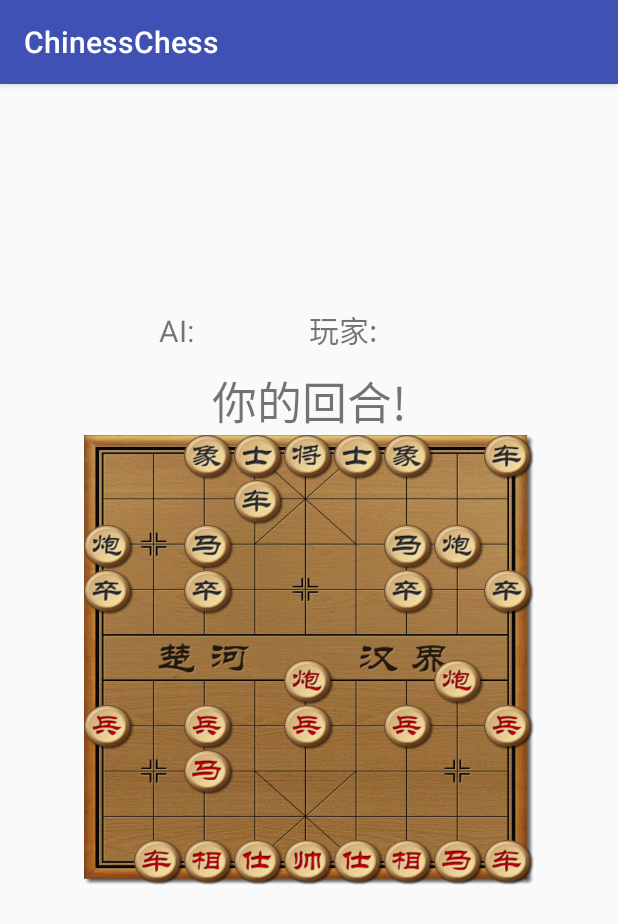
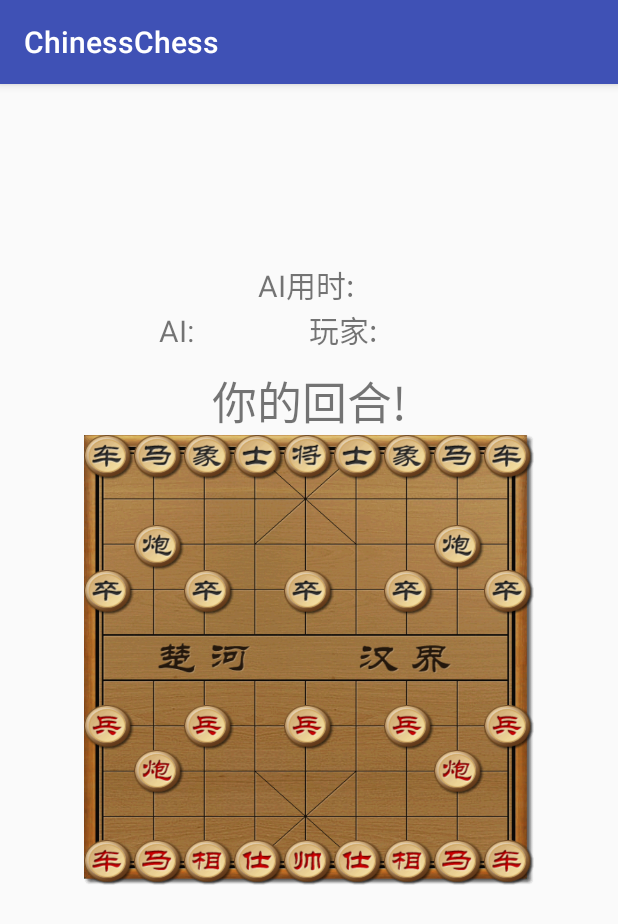
Before and after one commit to chent86/ChineseChess, an Android app: the screen it shows after launch (MainActivity), on a phone screen of 412 x 824 dp. Shown: the top 924 px of the screen. Run offline under Robolectric (Android 15) with nearby library versions, the phone set to English and light mode, and no system bars; libraries missing offline, so code that uses them is left out: rx.android.schedulers, rx.schedulers; 1 statement that could not run was skipped.

Commit message:
start to add another evaluation

```diff
--- a/app/src/main/java/com/example/ct/chinesschess/MainActivity.java
+++ b/app/src/main/java/com/example/ct/chinesschess/MainActivity.java
@@ -14,7 +14,9 @@ import android.widget.Toast;
 
 import org.w3c.dom.Text;
 
+import java.sql.Time;
 import java.util.ArrayList;
+import java.util.Calendar;
 
 import rx.Observable;
 import rx.Subscriber;
@@ -27,6 +29,7 @@ public class MainActivity extends AppCompatActivity {
     boolean over = false;
     Subscriber subscriber;
     AI m_AI = new AI();
+    int last_time;
     void set_info() {
         TextView tv = findViewById(R.id.info);
         if(my_turn) {
@@ -43,31 +46,31 @@ public class MainActivity extends AppCompatActivity {
             result[i] = Integer.parseInt(s[i]);
         return result;
     }
-//    private int[] board = {
-//            1, 3, 5, 7,16, 8, 6, 4, 2,
-//            0, 0, 0, 0, 0, 0, 0, 0, 0,
-//            0, 9, 0, 0, 0, 0, 0,10, 0,
-//            11, 0,12, 0,13, 0,14, 0,15,
-//            0, 0, 0, 0, 0, 0, 0, 0, 0,
-//            0, 0, 0, 0, 0, 0, 0, 0, 0,
-//            27, 0,28, 0,29, 0,30, 0,31,
-//            0,25, 0, 0, 0, 0, 0,26, 0,
-//            0, 0, 0, 0, 0, 0, 0, 0, 0,
-//            17,19,21,23,32,24,22,20,18
-//    };
-private int[] board = {
-	       0, 0, 5, 7,16, 8, 6, 0, 2,
-	       0, 0, 0, 1, 0, 0, 0, 0, 0,
-	       9, 0, 3, 0, 0, 0, 4,10, 0,
-	       11, 0,12, 0,0, 0,14, 0,15,
-	       0, 0, 0, 0, 0, 0, 0, 0, 0,
-	       0, 0, 0, 0, 25, 0, 0, 26, 0,
-	       27, 0,28, 0,29, 0,30, 0,31,
-	       0,0, 19, 0, 0, 0, 0,0, 0,
-	       0, 0, 0, 0, 0, 0, 0, 0, 0,
-	       0,17,21,23,32,24,22,20,18
-
-};
+    private int[] board = {
+            1, 3, 5, 7,16, 8, 6, 4, 2,
+            0, 0, 0, 0, 0, 0, 0, 0, 0,
+            0, 9, 0, 0, 0, 0, 0,10, 0,
+            11, 0,12, 0,13, 0,14, 0,15,
+            0, 0, 0, 0, 0, 0, 0, 0, 0,
+            0, 0, 0, 0, 0, 0, 0, 0, 0,
+            27, 0,28, 0,29, 0,30, 0,31,
+            0,25, 0, 0, 0, 0, 0,26, 0,
+            0, 0, 0, 0, 0, 0, 0, 0, 0,
+            17,19,21,23,32,24,22,20,18
+    };
+//private int[] board = {
+//	       0, 0, 5, 7,16, 8, 6, 0, 2,
+//	       0, 0, 0, 1, 0, 0, 0, 0, 0,
+//	       9, 0, 3, 0, 0, 0, 4,10, 0,
+//	       11, 0,12, 0,0, 0,14, 0,15,
+//	       0, 0, 0, 0, 0, 0, 0, 0, 0,
+//	       0, 0, 0, 0, 25, 0, 0, 26, 0,
+//	       27, 0,28, 0,29, 0,30, 0,31,
+//	       0,0, 19, 0, 0, 0, 0,0, 0,
+//	       0, 0, 0, 0, 0, 0, 0, 0, 0,
+//	       0,17,21,23,32,24,22,20,18
+//
+//};
     int[] AI_result;
     void init_board() {
         ConstraintLayout c = findViewById(R.id.board);
@@ -123,6 +126,10 @@ private int[] board = {
         subscriber = new Subscriber<String>() {
             @Override
             public void onNext(String s) {
+                Calendar calendar = Calendar.getInstance();
+                int spent = calendar.get(Calendar.SECOND)-last_time;
+                TextView tv = findViewById(R.id.spent_time);
+                tv.setText("AI用时: "+spent+"s");
                 int from_index = 0, to_index = 0;
                 for(int i = 0; i < AI_result.length; i++) {
                     if(AI_result[i] != board[i]) {
@@ -415,10 +422,20 @@ private int[] board = {
                     game_over(board);
                     if(over)
                         return;
+                    Calendar calendar = Calendar.getInstance();
+                    last_time = calendar.get(Calendar.SECOND);
                     Observable observable = Observable.create(new Observable.OnSubscribe<String>() {
                         @Override
                         public void call(final Subscriber<? super String> subscriber) {
-                            node root =m_AI.a_b(board);
+                            int count = 0;
+                            for(int i = 0; i < 90; i++)
+                                if(board[i] != 0)
+                                    count++;
+                            node root = null;
+//                            if(count%2 != 0 )
+//                                root =m_AI.a_b(board, 4);
+//                            else
+                                root =m_AI.a_b(board, 3);
                             AI_result = str_to_vec(root.choose).clone();
                             subscriber.onNext("OK");
                         }
--- a/app/src/main/res/layout/activity_main.xml
+++ b/app/src/main/res/layout/activity_main.xml
@@ -5,7 +5,18 @@
     android:layout_width="match_parent"
     android:layout_height="match_parent"
     tools:context=".MainActivity">
+    <TextView
+        android:id="@+id/spent_time"
+        android:layout_width="150dp"
+        android:layout_height="wrap_content"
+        app:layout_constraintLeft_toLeftOf="@id/board"
+        app:layout_constraintRight_toRightOf="@id/board"
+        app:layout_constraintBottom_toTopOf="@id/action_set"
+        android:text="AI用时: "
+        android:textAlignment="center"
+        android:textSize="20sp"/>
     <LinearLayout
+        android:id="@+id/action_set"
         android:layout_width="wrap_content"
         android:layout_height="wrap_content"
         android:orientation="horizontal"
```
Also changed, not shown: app/src/main/java/com/example/ct/chinesschess/AI.java (+51 -3 lines).
